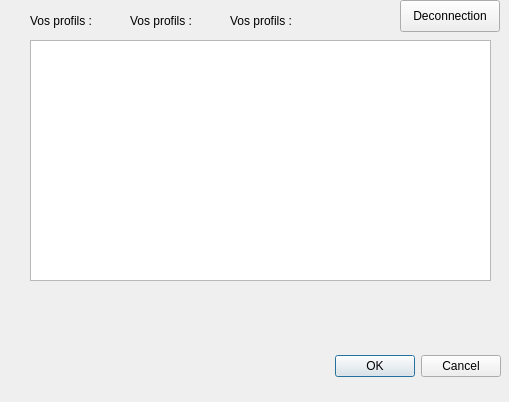
Qt form Projet_Cpp_4A/user.ui (HovhaHugo/Projet_Cpp_4A) before a commit.
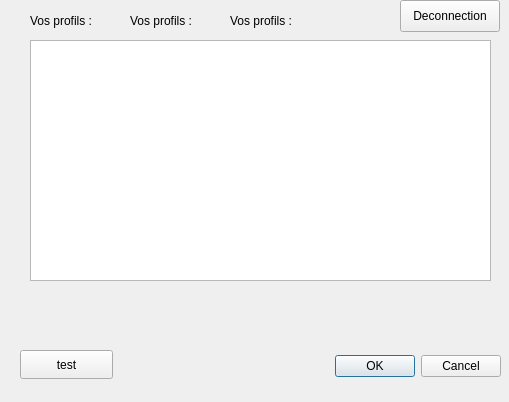
The same form after that commit.

```diff
--- a/Projet_Cpp_4A/user.ui
+++ b/Projet_Cpp_4A/user.ui
@@ -91,6 +91,19 @@
     <string>Deconnection</string>
    </property>
   </widget>
+  <widget class="QPushButton" name="testButton">
+   <property name="geometry">
+    <rect>
+     <x>20</x>
+     <y>350</y>
+     <width>93</width>
+     <height>29</height>
+    </rect>
+   </property>
+   <property name="text">
+    <string>test</string>
+   </property>
+  </widget>
  </widget>
  <resources/>
  <connections>
```
